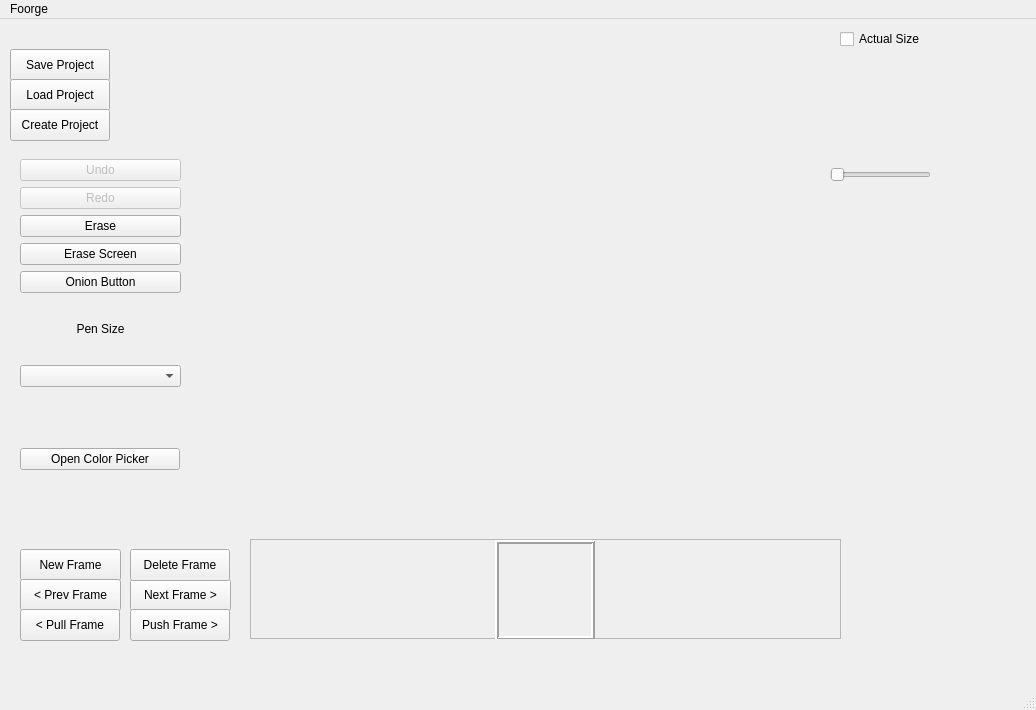
The window that Foorge/mainwindow.ui (NCChacki/CS3505-Software2-SpriteEditor) describes before a commit, drawn with Qt 5.
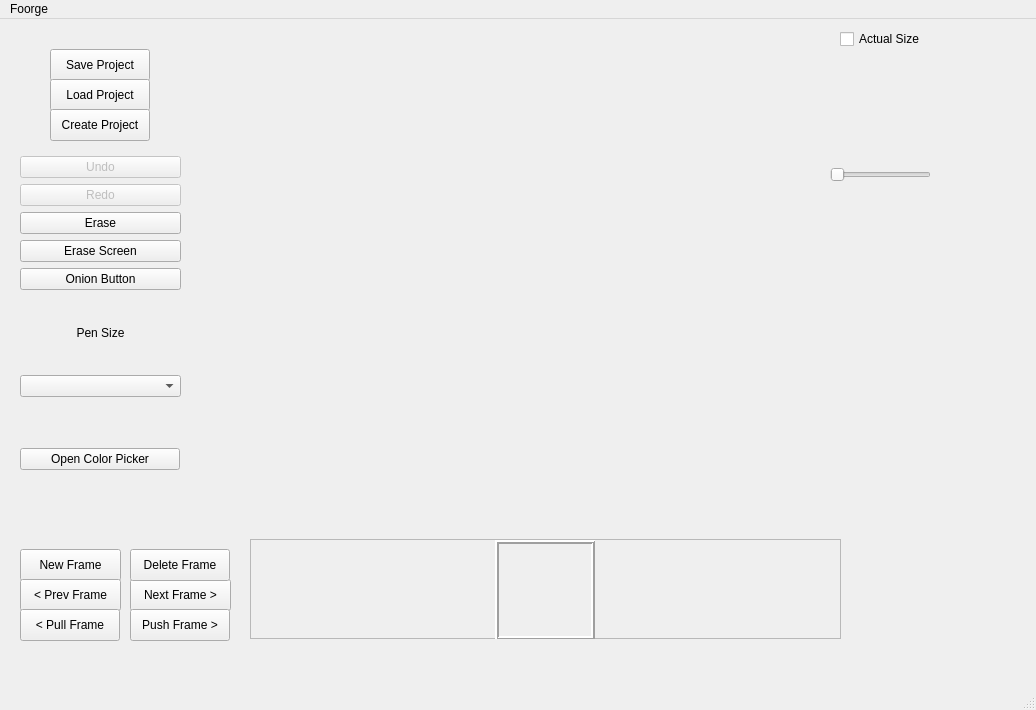
The same window after the commit. Custom widgets are drawn as their Qt base class.

Commit message: Fixed button toggles

The edit to the form file:
```diff
--- a/Foorge/mainwindow.ui
+++ b/Foorge/mainwindow.ui
@@ -236,7 +236,7 @@
    <widget class="QPushButton" name="saveProjectButton">
     <property name="geometry">
      <rect>
-      <x>10</x>
+      <x>50</x>
       <y>30</y>
       <width>100</width>
       <height>32</height>
@@ -249,7 +249,7 @@
    <widget class="QPushButton" name="loadProjectButton">
     <property name="geometry">
      <rect>
-      <x>10</x>
+      <x>50</x>
       <y>60</y>
       <width>100</width>
       <height>32</height>
@@ -262,7 +262,7 @@
    <widget class="QPushButton" name="createProjectButton">
     <property name="geometry">
      <rect>
-      <x>10</x>
+      <x>50</x>
       <y>90</y>
       <width>100</width>
       <height>32</height>
@@ -414,9 +414,9 @@
     <property name="geometry">
      <rect>
       <x>20</x>
-      <y>140</y>
+      <y>137</y>
       <width>161</width>
-      <height>228</height>
+      <height>241</height>
      </rect>
     </property>
     <layout class="QVBoxLayout" name="verticalLayout">
@@ -445,6 +445,9 @@
        <property name="text">
         <string>Erase</string>
        </property>
+       <property name="checkable">
+        <bool>true</bool>
+       </property>
       </widget>
      </item>
      <item>
@@ -459,6 +462,9 @@
        <property name="text">
         <string>Onion Button</string>
        </property>
+       <property name="checkable">
+        <bool>true</bool>
+       </property>
       </widget>
      </item>
      <item>
```
The commit also changes 4 other files.
